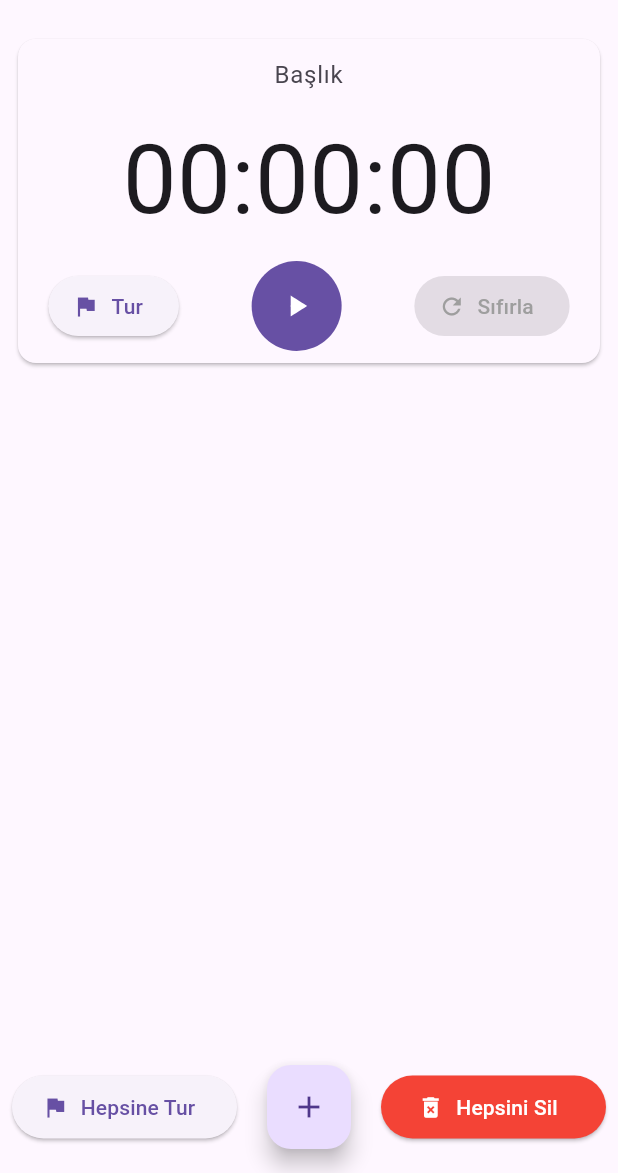
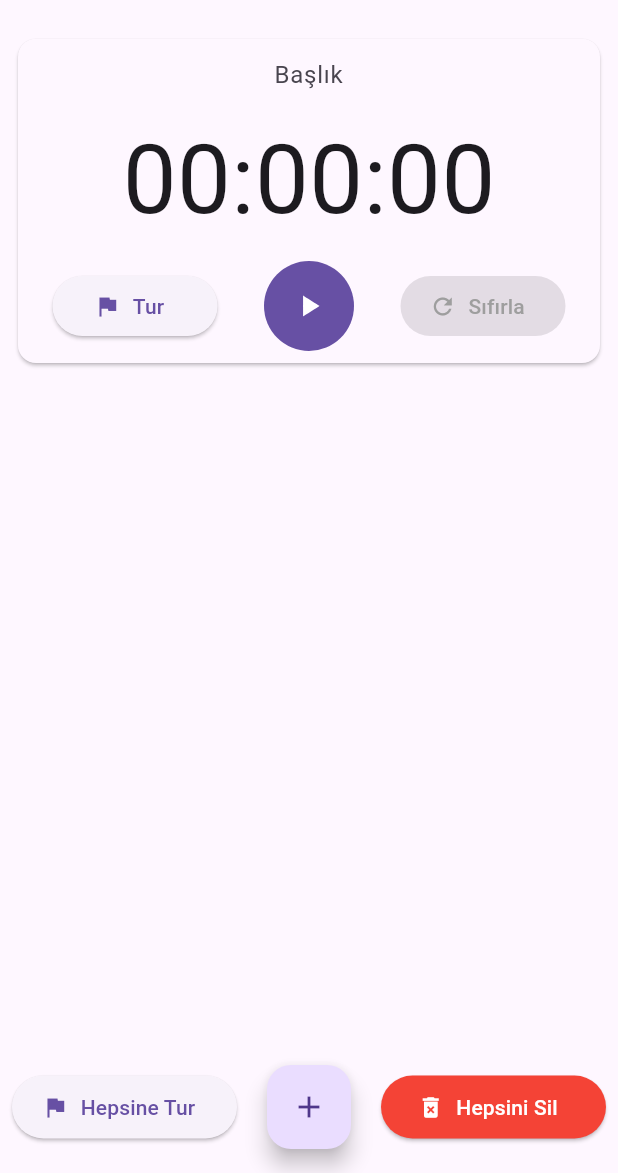
Before and after one commit to emirkalafat/multikronometre, a Flutter app: the screen it shows after launch, after a tap on the "add" icon, on a phone screen of 412 x 824 dp, the part 63-1236 px from its top. Run offline on Flutter 3.47's test engine with Material 2 defaults, Android fonts, the light colour scheme and no system bars.

Commit message:
yet another fix

```diff
--- /dev/null
+++ b/lib/lap_func.dart
@@ -0,0 +1,3 @@
+class Lap {
+  void lap(int index) {}
+}
--- a/lib/screens/home.dart
+++ b/lib/screens/home.dart
@@ -20,9 +20,6 @@ class _MyHomePageState extends State<MyHomePage> with TickerProviderStateMixin {
       stopWatches.add(
         SingleStopWatch(
           key: UniqueKey(),
-          //seconds: 0,
-          //minutes: 0,
-          //hours: 0,
         ),
       );
     });
--- a/lib/widgets/stopwatch_widget.dart
+++ b/lib/widgets/stopwatch_widget.dart
@@ -110,19 +110,16 @@ class SingleStopWatchState extends State<SingleStopWatch>
       child: Card(
         color: colorScheme.surface,
         child: Column(
-          mainAxisAlignment: MainAxisAlignment.center,
+          mainAxisAlignment: MainAxisAlignment.start,
           children: [
             const Padding(
               padding: EdgeInsets.symmetric(horizontal: 8.0),
-              child: Padding(
-                padding: EdgeInsets.symmetric(horizontal: 8.0),
-                child: TextField(
-                  textAlign: TextAlign.center,
-                  decoration: InputDecoration(
-                    //prefixText: (widget. + 1).toString(),
-                    border: InputBorder.none,
-                    hintText: 'Başlık',
-                  ),
+              child: TextField(
+                textAlign: TextAlign.center,
+                decoration: InputDecoration(
+                  //prefixText: (widget.index + 1).toString(),
+                  border: InputBorder.none,
+                  hintText: 'Başlık',
                 ),
               ),
             ),
@@ -131,7 +128,7 @@ class SingleStopWatchState extends State<SingleStopWatch>
               style: const TextStyle(fontSize: 64),
             ),
             Row(
-              mainAxisAlignment: MainAxisAlignment.spaceAround,
+              mainAxisAlignment: MainAxisAlignment.spaceEvenly,
               children: [
                 ElevatedButton.icon(
                   onPressed: () {
@@ -141,6 +138,9 @@ class SingleStopWatchState extends State<SingleStopWatch>
                   },
                   label: const Text('Tur'),
                   icon: const Icon(Icons.flag),
+                  style: ElevatedButton.styleFrom(
+                    minimumSize: const Size(110, 40),
+                  ),
                 ),
                 Padding(
                   padding: const EdgeInsets.all(8.0),
@@ -175,6 +175,9 @@ class SingleStopWatchState extends State<SingleStopWatch>
                   ),
                   icon: Icon(Icons.refresh,
                       color: !isStarted ? Colors.grey : Colors.red),
+                  style: ElevatedButton.styleFrom(
+                    minimumSize: const Size(110, 40),
+                  ),
                 )
               ],
             ),
```
